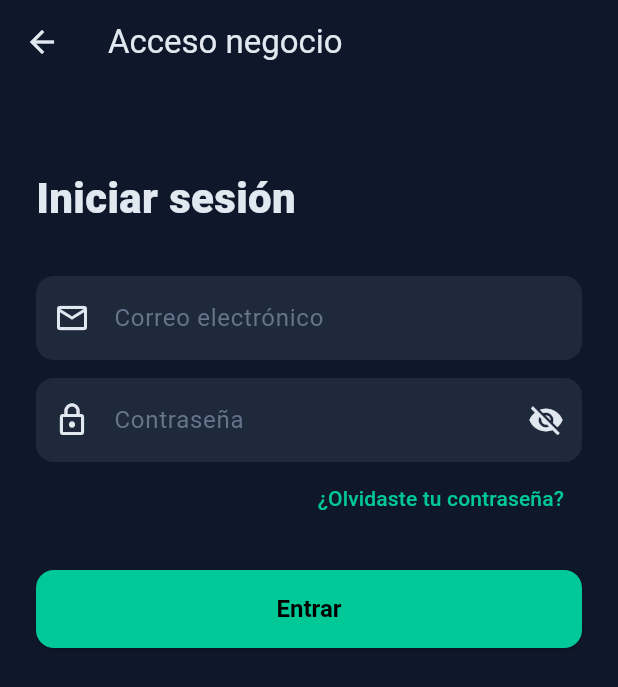
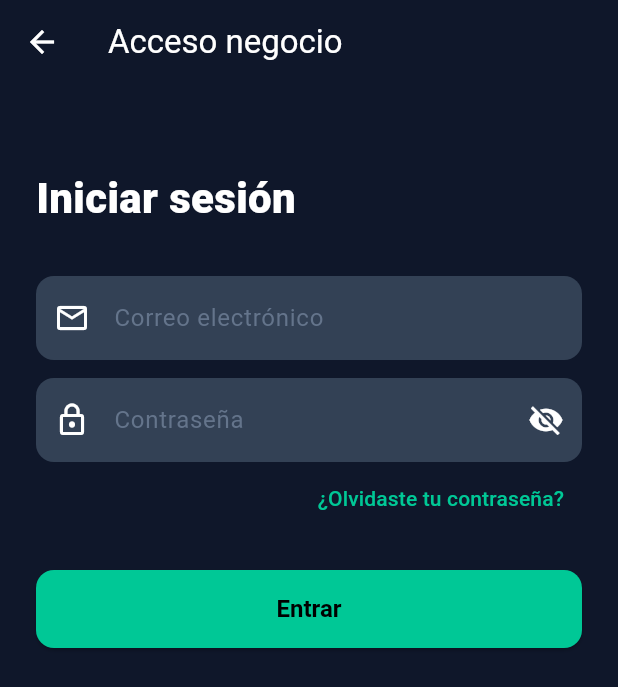
Before and after one commit to ssamueldavidp/fidelitap, a Flutter app: the screen it shows after launch, after a tap on "Soy dueño de un negocio", on a phone screen of 412 x 824 dp. Shown: the top 687 px of the screen. Run offline on Flutter 3.47's test engine with Material 3 defaults, Android fonts, the phone set to English and light mode, and no system bars; our stand-ins replace firebase_core, firebase_messaging, flutter_local_notifications, image_picker, shared_preferences, supabase_flutter; missing offline and left inert: geofence_service, mobile_scanner; accounts and stored records are empty; network calls fail.

Commit message:
feat: light/dark theme toggle in mobile app, full theme-aware color refactor
Adds a semantic AppColors ThemeExtension (dark/light tokens) and a
persisted ThemeController (shared_preferences), wired into MaterialApp
with a ListenableBuilder so the whole app reacts live. Adds an
"Apariencia" section with a dark/light switch to both owner settings
and customer settings.

Replaces hardcoded dark-mode hex colors with context.colors.X tokens
across all mobile screens (dashboard, cards, customers, scanner, both
home shells, both settings screens, card list, card form sheet) so
every screen renders correctly in both themes. Brand accent green,
error red, and official Apple/Google Wallet button colors are left
as literals since they're not theme-dependent.

Co-Authored-By: Claude Sonnet 5 <noreply@anthropic.com>

```diff
--- a/mobile/lib/app.dart
+++ b/mobile/lib/app.dart
@@ -1,5 +1,6 @@
 import 'package:flutter/material.dart';
 import 'core/theme.dart';
+import 'core/theme_controller.dart';
 import 'auth/role_gate_screen.dart';
 import 'auth/choose_screen.dart';
 import 'auth/login_screen.dart';
@@ -15,10 +16,14 @@ class FideliTapApp extends StatelessWidget {
 
   @override
   Widget build(BuildContext context) {
-    return MaterialApp(
+    return ListenableBuilder(
+      listenable: themeController,
+      builder: (context, _) => MaterialApp(
         title: 'FideliTap',
         debugShowCheckedModeBanner: false,
-      theme: buildTheme(),
+        theme: buildLightTheme(),
+        darkTheme: buildDarkTheme(),
+        themeMode: themeController.mode,
         navigatorKey: navigatorKey,
         initialRoute: '/',
         routes: {
@@ -29,6 +34,7 @@ class FideliTapApp extends StatelessWidget {
           '/owner': (_) => const OwnerHomeShell(),
           '/customer/cards': (_) => const CustomerHomeShell(),
         },
+      ),
     );
   }
 }
--- a/mobile/lib/core/theme.dart
+++ b/mobile/lib/core/theme.dart
@@ -1,28 +1,35 @@
 import 'package:flutter/material.dart';
+import 'app_colors.dart';
 
 const _primary = Color(0xFF00C896);
-const _bg = Color(0xFF0F172A);
-const _surface = Color(0xFF1E293B);
-const _onSurface = Color(0xFFE2E8F0);
 
-ThemeData buildTheme() {
+ThemeData buildDarkTheme() => _buildTheme(Brightness.dark, AppColors.dark);
+ThemeData buildLightTheme() => _buildTheme(Brightness.light, AppColors.light);
+
+ThemeData _buildTheme(Brightness brightness, AppColors colors) {
   return ThemeData(
-    brightness: Brightness.dark,
-    scaffoldBackgroundColor: _bg,
-    colorScheme: const ColorScheme.dark(
+    brightness: brightness,
+    scaffoldBackgroundColor: colors.bg,
+    colorScheme: ColorScheme(
+      brightness: brightness,
       primary: _primary,
-      surface: _surface,
-      onSurface: _onSurface,
-      error: Color(0xFFEF4444),
+      onPrimary: Colors.black,
+      secondary: _primary,
+      onSecondary: Colors.black,
+      surface: colors.surface,
+      onSurface: colors.textPrimary,
+      error: const Color(0xFFEF4444),
+      onError: Colors.white,
     ),
-    appBarTheme: const AppBarTheme(
-      backgroundColor: _bg,
-      foregroundColor: _onSurface,
+    extensions: [colors],
+    appBarTheme: AppBarTheme(
+      backgroundColor: colors.bg,
+      foregroundColor: colors.textPrimary,
       elevation: 0,
     ),
-    cardTheme: const CardThemeData(
-      color: _surface,
-      shape: RoundedRectangleBorder(borderRadius: BorderRadius.all(Radius.circular(16))),
+    cardTheme: CardThemeData(
+      color: colors.surface,
+      shape: const RoundedRectangleBorder(borderRadius: BorderRadius.all(Radius.circular(16))),
     ),
     elevatedButtonTheme: ElevatedButtonThemeData(
       style: ElevatedButton.styleFrom(
@@ -43,7 +50,8 @@ ThemeData buildTheme() {
     ),
     inputDecorationTheme: InputDecorationTheme(
       filled: true,
-      fillColor: _surface,
+      fillColor: colors.surfaceAlt,
+      labelStyle: TextStyle(color: colors.textSecondary),
       border: OutlineInputBorder(
         borderRadius: BorderRadius.circular(12),
         borderSide: BorderSide.none,
@@ -52,8 +60,12 @@ ThemeData buildTheme() {
         borderRadius: BorderRadius.circular(12),
         borderSide: const BorderSide(color: _primary),
       ),
-      hintStyle: const TextStyle(color: Color(0xFF64748B)),
+      hintStyle: TextStyle(color: colors.textMuted),
     ),
+    textTheme: Typography.material2021(platform: TargetPlatform.iOS)
+        .black
+        .apply(bodyColor: colors.textPrimary, displayColor: colors.textPrimary),
+    dividerColor: colors.divider,
     useMaterial3: true,
   );
 }
--- /dev/null
+++ b/mobile/lib/core/theme_controller.dart
@@ -0,0 +1,35 @@
+import 'package:flutter/material.dart';
+import 'package:shared_preferences/shared_preferences.dart';
+
+/// Persists the user's dark/light choice (Settings → Apariencia) across
+/// launches, mirroring the web dashboard's own theme toggle.
+class ThemeController extends ChangeNotifier {
+  static const _prefKey = 'theme_mode';
+  ThemeMode _mode = ThemeMode.dark;
+  ThemeMode get mode => _mode;
+  bool get isDark => _mode == ThemeMode.dark;
+
+  Future<void> load() async {
+    try {
+      final prefs = await SharedPreferences.getInstance();
+      final saved = prefs.getString(_prefKey);
+      _mode = saved == 'light' ? ThemeMode.light : ThemeMode.dark;
+      notifyListeners();
+    } catch (_) {
+      // Local storage unavailable — keep the dark default.
+    }
+  }
+
+  Future<void> setDark(bool dark) async {
+    _mode = dark ? ThemeMode.dark : ThemeMode.light;
+    notifyListeners();
+    try {
+      final prefs = await SharedPreferences.getInstance();
+      await prefs.setString(_prefKey, dark ? 'dark' : 'light');
+    } catch (_) {
+      // Best-effort persistence only.
+    }
+  }
+}
+
+final themeController = ThemeController();
--- a/mobile/lib/customer/customer_home_shell.dart
+++ b/mobile/lib/customer/customer_home_shell.dart
@@ -2,6 +2,7 @@ import 'package:flutter/material.dart';
 import 'card_list_screen.dart';
 import 'settings_screen.dart';
 import '../geofence/geofence_manager.dart';
+import '../core/app_colors.dart';
 
 class CustomerHomeShell extends StatefulWidget {
   const CustomerHomeShell({super.key});
@@ -35,7 +36,7 @@ class _CustomerHomeShellState extends State<CustomerHomeShell> {
       bottomNavigationBar: NavigationBar(
         selectedIndex: _tab,
         onDestinationSelected: (i) => setState(() => _tab = i),
-        backgroundColor: const Color(0xFF1E293B),
+        backgroundColor: context.colors.surface,
         destinations: const [
           NavigationDestination(
             icon: Icon(Icons.credit_card_outlined),
--- a/mobile/lib/main.dart
+++ b/mobile/lib/main.dart
@@ -3,6 +3,7 @@ import 'package:firebase_messaging/firebase_messaging.dart';
 import 'package:flutter/material.dart';
 import 'core/supabase_client.dart';
 import 'core/notification_service.dart';
+import 'core/theme_controller.dart';
 import 'push/push_service.dart';
 import 'app.dart';
 
@@ -17,6 +18,7 @@ Future<void> main() async {
   WidgetsFlutterBinding.ensureInitialized();
   await initSupabase();
   await initNotifications();
+  await themeController.load();
 
   // Initialize Firebase (no-op if google-services files contain placeholder values)
   try {
--- a/mobile/lib/owner/dashboard_screen.dart
+++ b/mobile/lib/owner/dashboard_screen.dart
@@ -1,5 +1,6 @@
 import 'package:flutter/material.dart';
 import '../data/mobile_api_client.dart';
+import '../core/app_colors.dart';
 
 class DashboardScreen extends StatefulWidget {
   const DashboardScreen({super.key});
@@ -121,7 +122,7 @@ class _MetricCard extends StatelessWidget {
                 style: TextStyle(
                     fontSize: 24, fontWeight: FontWeight.w800, color: color)),
             Text(label,
-                style: const TextStyle(fontSize: 11, color: Color(0xFF94A3B8))),
+                style: TextStyle(fontSize: 11, color: context.colors.textMuted)),
           ],
         ),
       ),
--- a/mobile/lib/owner/owner_home_shell.dart
+++ b/mobile/lib/owner/owner_home_shell.dart
@@ -1,4 +1,5 @@
 import 'package:flutter/material.dart';
+import '../core/app_colors.dart';
 import 'dashboard_screen.dart';
 import 'scanner_screen.dart';
 import 'cards_screen.dart';
@@ -30,7 +31,7 @@ class _OwnerHomeShellState extends State<OwnerHomeShell> {
       bottomNavigationBar: NavigationBar(
         selectedIndex: _tab,
         onDestinationSelected: (i) => setState(() => _tab = i),
-        backgroundColor: const Color(0xFF1E293B),
+        backgroundColor: context.colors.surface,
         indicatorColor: const Color(0xFF00C896).withValues(alpha: 0.15),
         destinations: const [
           NavigationDestination(
```
Also changed, not shown: mobile/lib/core/app_colors.dart (added, +92 -0 lines), mobile/lib/customer/card_list_screen.dart (+6 -5 lines), mobile/lib/customer/settings_screen.dart (+25 -6 lines), mobile/lib/owner/card_form_sheet.dart (+54 -53 lines), mobile/lib/owner/cards_screen.dart (+24 -22 lines), mobile/lib/owner/customers_screen.dart (+20 -16 lines), mobile/lib/owner/owner_settings_screen.dart (+37 -16 lines), mobile/lib/owner/scanner_screen.dart (+14 -13 lines). Lines whose indentation alone changed are shown as unchanged.
